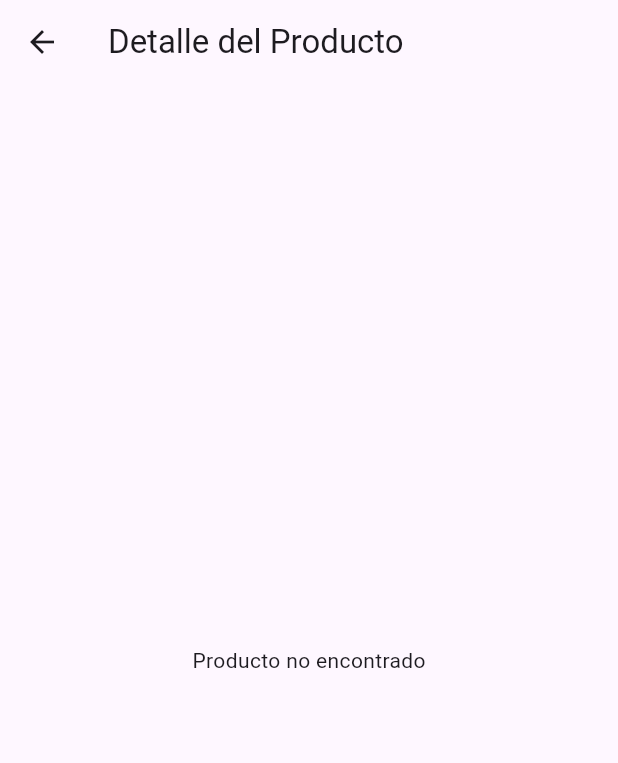
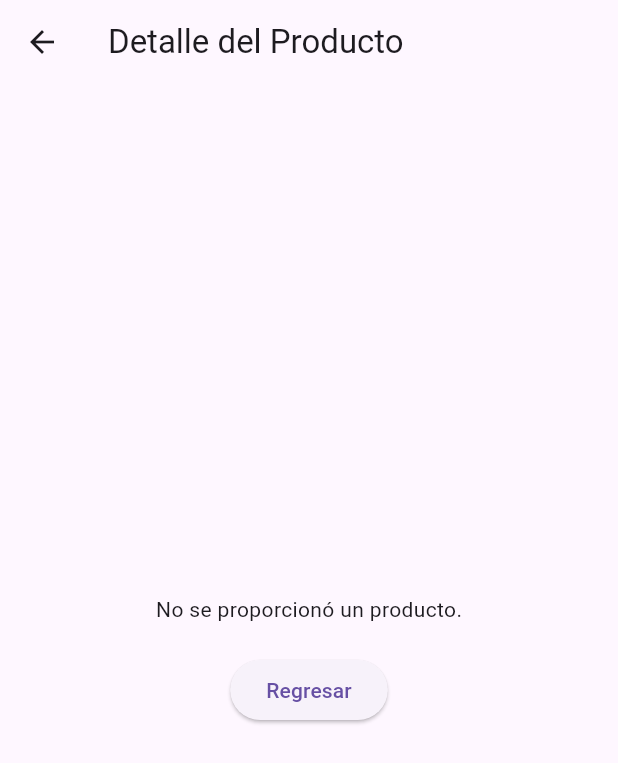
Before and after one commit to GalindoPro/Detalle-de-Producto, a Flutter app: the ProductDetailPage screen opened by its route, on a phone screen of 412 x 824 dp. Shown: the top 763 px of the screen. Run offline on Flutter 3.47's test engine with Material 3 defaults, Android fonts, the phone set to English and light mode, and no system bars.

Commit message:
Actividad Práctica: Detalle de Producto con Navegación y Paso de Datos

```diff
--- a/lib/presentation/pages/product_detail_page.dart
+++ b/lib/presentation/pages/product_detail_page.dart
@@ -1,31 +1,54 @@
+// Importamos el paquete de Material Design de Flutter que contiene los widgets necesarios
 import 'package:flutter/material.dart';
 
+// Creamos una clase llamada ProductDetailPage que hereda de StatelessWidget
 class ProductDetailPage extends StatelessWidget {
+  // Constructor de la clase que acepta un key opcional
+  const ProductDetailPage({super.key});
+
+  // Sobreescribimos el método build que construye la interfaz gráfica
   @override
   Widget build(BuildContext context) {
-    final product =
-        ModalRoute.of(context)?.settings.arguments as Map<String, String>?;
+    // Obtenemos el nombre del producto de los argumentos de la ruta
+    final productName = ModalRoute.of(context)?.settings.arguments as String?;
 
+    // Retornamos un Scaffold que es un widget que provee un diseño básico de Material Design
     return Scaffold(
-      appBar: AppBar(title: Text('Detalle del Producto')),
+      // Configuramos la barra de aplicaciones
+      appBar: AppBar(
+        title: const Text(
+          'Detalle del Producto',
+        ), // Título de la barra de aplicaciones
+      ),
+      // Configuramos el cuerpo de la pantalla
       body: Center(
-        child:
-            product != null
-                ? Column(
+        // Centramos el contenido vertical y horizontalmente
+        child: Column(
+          // Configuramos la alineación de la columna
           mainAxisAlignment: MainAxisAlignment.center,
+          // Lista de widgets hijos
           children: [
-                    Text('Nombre: ${product['name']}'),
-                    Text('Descripción: ${product['description']}'),
-                    SizedBox(height: 20),
+            // Verificamos si productName no es null
+            if (productName != null)
+              // Mostramos el nombre del producto con un tamaño de fuente de 20
+              Text('Disponible: $productName', style: TextStyle(fontSize: 20))
+            else
+              // Si productName es null, mostramos un mensaje informando que no se proporcionó un producto
+              const Text('No se proporcionó un producto.'),
+            // Agregamos un espacio vertical de 20 píxeles
+            const SizedBox(height: 20),
+            // Botón elevado que al ser presionado ejecuta una acción
             ElevatedButton(
+              // Función que se ejecuta al presionar el botón
               onPressed: () {
+                // Usamos Navigator.pop para cerrar la pantalla actual y regresar a la anterior
                 Navigator.pop(context);
               },
-                      child: Text('Volver'),
+              // Configuramos el texto del botón
+              child: const Text('Regresar'),
             ),
           ],
-                )
-                : Text('Producto no encontrado'),
+        ),
       ),
     );
   }
```
Also changed, not shown: lib/main.dart (+30 -13 lines), lib/presentation/pages/product_list_page.dart (+28 -32 lines). Lines whose indentation alone changed are shown as unchanged.
